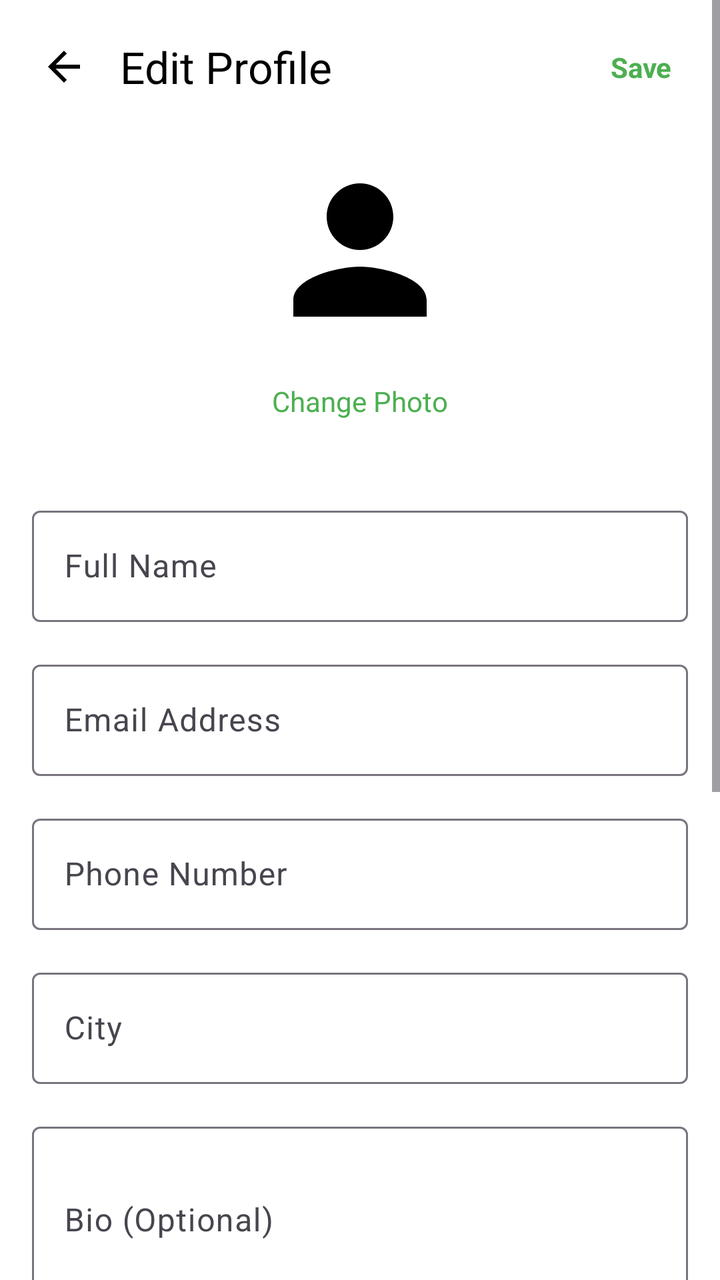
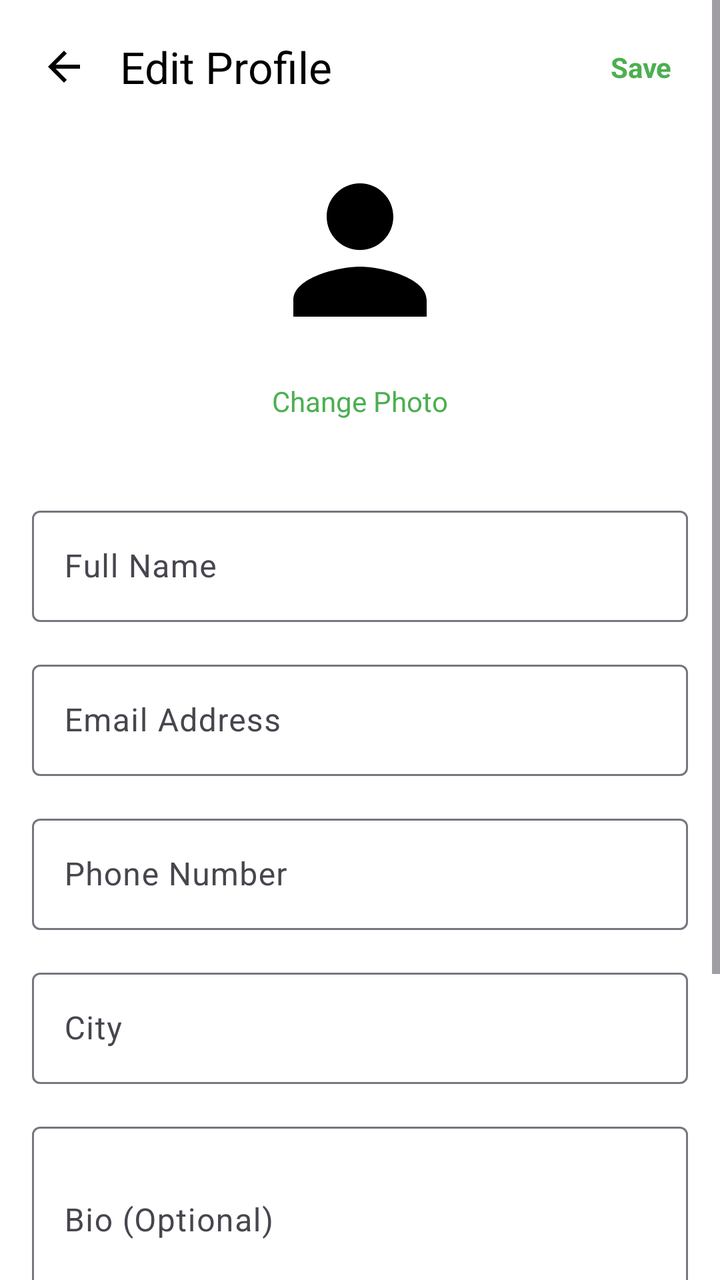

Before-and-after screenshots of an Android layout around one commit, followed by the original layout XML and the change that was made.
<!-- AndroidManifest.xml: application theme Theme.GiveEase -->
<!-- res/layout/fragment_edit_profile.xml -->
<?xml version="1.0" encoding="utf-8"?>
<ScrollView xmlns:android="http://schemas.android.com/apk/res/android"
    xmlns:app="http://schemas.android.com/apk/res-auto"
    android:layout_width="match_parent"
    android:layout_height="match_parent"
    android:background="@android:color/white">

    <LinearLayout
        android:layout_width="match_parent"
        android:layout_height="wrap_content"
        android:orientation="vertical"
        android:padding="16dp">

        <LinearLayout
            android:layout_width="match_parent"
            android:layout_height="wrap_content"
            android:orientation="horizontal"
            android:gravity="center_vertical"
            android:layout_marginBottom="24dp">

            <ImageView
                android:id="@+id/btnBack"
                android:layout_width="32dp"
                android:layout_height="32dp"
                android:src="@drawable/ic_back"
                android:contentDescription="Back"
                android:clickable="true"
                android:focusable="true"
                android:background="?attr/selectableItemBackgroundBorderless"
                android:padding="4dp" />

            <TextView
                android:layout_width="0dp"
                android:layout_height="wrap_content"
                android:layout_weight="1"
                android:layout_marginStart="12dp"
                android:text="Edit Profile"
                android:textAppearance="@style/TextAppearance.Material3.TitleLarge"
                android:textColor="@android:color/black" />

            <TextView
                android:id="@+id/btnSave"
                android:layout_width="wrap_content"
                android:layout_height="wrap_content"
                android:text="Save"
                android:textColor="@color/primary"
                android:textStyle="bold"
                android:clickable="true"
                android:focusable="true"
                android:background="?attr/selectableItemBackgroundBorderless"
                android:padding="8dp" />
        </LinearLayout>

        <LinearLayout
            android:layout_width="match_parent"
            android:layout_height="wrap_content"
            android:orientation="vertical"
            android:gravity="center"
            android:layout_marginBottom="32dp">

            <com.google.android.material.imageview.ShapeableImageView
                android:id="@+id/imgProfile"
                android:layout_width="100dp"
                android:layout_height="100dp"
                android:src="@drawable/sample_profile"
                android:scaleType="centerCrop"
                app:shapeAppearanceOverlay="@style/CircleImageView"
                android:clickable="true"
                android:focusable="true" />

            <TextView
                android:id="@+id/btnChangePhoto"
                android:layout_width="wrap_content"
                android:layout_height="wrap_content"
                android:text="Change Photo"
                android:textColor="@color/primary"
                android:layout_marginTop="8dp"
                android:clickable="true"
                android:focusable="true"
                android:background="?attr/selectableItemBackgroundBorderless"
                android:padding="8dp" />
        </LinearLayout>

        <com.google.android.material.textfield.TextInputLayout
            android:layout_width="match_parent"
            android:layout_height="wrap_content"
            android:layout_marginBottom="16dp"
            android:hint="Full Name"
            style="@style/Widget.Material3.TextInputLayout.OutlinedBox">

            <com.google.android.material.textfield.TextInputEditText
                android:id="@+id/etFullName"
                android:layout_width="match_parent"
                android:layout_height="wrap_content"
                android:inputType="textPersonName" />
        </com.google.android.material.textfield.TextInputLayout>

        <com.google.android.material.textfield.TextInputLayout
            android:layout_width="match_parent"
            android:layout_height="wrap_content"
            android:layout_marginBottom="16dp"
            android:hint="Email Address"
            style="@style/Widget.Material3.TextInputLayout.OutlinedBox">

            <com.google.android.material.textfield.TextInputEditText
                android:id="@+id/etEmail"
                android:layout_width="match_parent"
                android:layout_height="wrap_content"
                android:inputType="textEmailAddress"
                android:enabled="false"
                android:textColor="#757575" />
        </com.google.android.material.textfield.TextInputLayout>

        <com.google.android.material.textfield.TextInputLayout
            android:layout_width="match_parent"
            android:layout_height="wrap_content"
            android:layout_marginBottom="16dp"
            android:hint="Phone Number"
            style="@style/Widget.Material3.TextInputLayout.OutlinedBox">

            <com.google.android.material.textfield.TextInputEditText
                android:id="@+id/etPhone"
                android:layout_width="match_parent"
                android:layout_height="wrap_content"
                android:inputType="phone" />
        </com.google.android.material.textfield.TextInputLayout>

        <com.google.android.material.textfield.TextInputLayout
            android:layout_width="match_parent"
            android:layout_height="wrap_content"
            android:layout_marginBottom="16dp"
            android:hint="City"
            style="@style/Widget.Material3.TextInputLayout.OutlinedBox">

            <com.google.android.material.textfield.TextInputEditText
                android:id="@+id/etCity"
                android:layout_width="match_parent"
                android:layout_height="wrap_content"
                android:inputType="text" />
        </com.google.android.material.textfield.TextInputLayout>

        <com.google.android.material.textfield.TextInputLayout
            android:layout_width="match_parent"
            android:layout_height="wrap_content"
            android:layout_marginBottom="24dp"
            android:hint="Bio (Optional)"
            style="@style/Widget.Material3.TextInputLayout.OutlinedBox">

            <com.google.android.material.textfield.TextInputEditText
                android:id="@+id/etBio"
                android:layout_width="match_parent"
                android:layout_height="wrap_content"
                android:inputType="textMultiLine"
                android:lines="3"
                android:maxLines="5" />
        </com.google.android.material.textfield.TextInputLayout>

        <TextView
            android:layout_width="wrap_content"
            android:layout_height="wrap_content"
            android:text="Preferences"
            android:textSize="16sp"
            android:textStyle="bold"
            android:textColor="@android:color/black"
            android:layout_marginBottom="16dp" />

        <com.google.android.material.card.MaterialCardView
            android:layout_width="match_parent"
            android:layout_height="wrap_content"
            android:layout_marginBottom="16dp"
            app:cardElevation="0dp"
            app:strokeWidth="1dp"
            app:strokeColor="#E0E0E0"
            app:cardCornerRadius="12dp">

            <LinearLayout
                android:layout_width="match_parent"
                android:layout_height="wrap_content"
                android:orientation="vertical"
                android:padding="16dp">

                <LinearLayout
                    android:layout_width="match_parent"
                    android:layout_height="wrap_content"
                    android:orientation="horizontal"
                    android:gravity="center_vertical"
                    android:layout_marginBottom="12dp">

                    <TextView
                        android:layout_width="0dp"
                        android:layout_height="wrap_content"
                        android:layout_weight="1"
                        android:text="Email Notifications"
                        android:textColor="@android:color/black" />

                    <com.google.android.material.materialswitch.MaterialSwitch
                        android:id="@+id/switchEmailNotifications"
                        android:layout_width="wrap_content"
                        android:layout_height="wrap_content"
                        android:checked="true" />
                </LinearLayout>

                <LinearLayout
                    android:layout_width="match_parent"
                    android:layout_height="wrap_content"
                    android:orientation="horizontal"
                    android:gravity="center_vertical">

                    <TextView
                        android:layout_width="0dp"
                        android:layout_height="wrap_content"
                        android:layout_weight="1"
                        android:text="Push Notifications"
                        android:textColor="@android:color/black" />

                    <com.google.android.material.materialswitch.MaterialSwitch
                        android:id="@+id/switchPushNotifications"
                        android:layout_width="wrap_content"
                        android:layout_height="wrap_content"
                        android:checked="true" />
                </LinearLayout>
            </LinearLayout>
        </com.google.android.material.card.MaterialCardView>

        <Button
            android:id="@+id/btnSaveProfile"
            android:layout_width="match_parent"
            android:layout_height="56dp"
            android:text="Save Changes"
            android:layout_marginTop="16dp"
            android:layout_marginBottom="16dp"
            style="@style/Widget.Material3.Button" />

        <com.google.android.material.button.MaterialButton
            android:id="@+id/btnCancel"
            android:layout_width="match_parent"
            android:layout_height="56dp"
            android:text="Cancel"
            android:textColor="@color/primary"
            app:strokeColor="@color/primary"
            app:strokeWidth="1dp"
            android:backgroundTint="@android:color/transparent"
            style="@style/Widget.Material3.Button.OutlinedButton" />
    </LinearLayout>
</ScrollView>
<!-- resources referenced by this layout -->
<resources>
  <color name="primary">#4CAF50</color>
  <!-- drawable ic_back (drawable) -->
  <vector xmlns:android="http://schemas.android.com/apk/res/android"
      android:width="24dp"
      android:height="24dp"
      android:viewportWidth="24"
      android:viewportHeight="24">
      <path
          android:fillColor="#FF000000"
          android:pathData="M20,11H7.83l5.59,-5.59L12,4l-8,8 8,8 1.41,-1.41L7.83,13H20v-2z"/>
  </vector>
  <!-- drawable sample_profile (drawable) -->
  <vector xmlns:android="http://schemas.android.com/apk/res/android"
      android:width="24dp"
      android:height="24dp"
      android:viewportWidth="24"
      android:viewportHeight="24">
      <path
          android:fillColor="#FF000000"
          android:pathData="M12,12c2.21,0 4,-1.79 4,-4s-1.79,-4 -4,-4s-4,1.79 -4,4S9.79,12 12,12zM12,14c-2.67,0 -8,1.34 -8,4v2h16v-2C20,15.34 14.67,14 12,14z"/>
  </vector>
  <style name="CircleImageView" parent="">
          <item name="cornerFamily">rounded</item>
          <item name="cornerSize">50%</item>
      </style>
  <style name="Theme.GiveEase" parent="Theme.Material3.Light.NoActionBar">
          
          <item name="colorPrimary">@color/primary_blue</item>
          <item name="colorOnPrimary">@color/white</item>
          <item name="colorSecondary">@color/teal_200</item>
          <item name="colorOnSecondary">@color/black</item>
  
          
          <item name="android:windowBackground">@color/background</item>
          <item name="colorSurface">@color/surface</item>
          <item name="colorOnSurface">@color/onSurface</item>
          <item name="colorOnBackground">@color/onBackground</item>
  
          
          <item name="android:statusBarColor" tools:targetApi="l">?attr/colorPrimary</item>
  
      </style>
  <color name="primary_blue">#1976D2</color>
  <color name="white">#FFFFFFFF</color>
  <color name="teal_200">#FF03DAC5</color>
  <color name="black">#FF000000</color>
  <color name="background">#FAFAFA</color>
  <color name="surface">#FFFFFF</color>
  <color name="onSurface">#212121</color>
  <color name="onBackground">#212121</color>
</resources>

<!-- the commit's change to res/layout/fragment_edit_profile.xml (unified diff, before → after) -->
@@ -155,73 +155,6 @@
                 android:maxLines="5" />
         </com.google.android.material.textfield.TextInputLayout>
 
-        <TextView
-            android:layout_width="wrap_content"
-            android:layout_height="wrap_content"
-            android:text="Preferences"
-            android:textSize="16sp"
-            android:textStyle="bold"
-            android:textColor="@android:color/black"
-            android:layout_marginBottom="16dp" />
-
-        <com.google.android.material.card.MaterialCardView
-            android:layout_width="match_parent"
-            android:layout_height="wrap_content"
-            android:layout_marginBottom="16dp"
-            app:cardElevation="0dp"
-            app:strokeWidth="1dp"
-            app:strokeColor="#E0E0E0"
-            app:cardCornerRadius="12dp">
-
-            <LinearLayout
-                android:layout_width="match_parent"
-                android:layout_height="wrap_content"
-                android:orientation="vertical"
-                android:padding="16dp">
-
-                <LinearLayout
-                    android:layout_width="match_parent"
-                    android:layout_height="wrap_content"
-                    android:orientation="horizontal"
-                    android:gravity="center_vertical"
-                    android:layout_marginBottom="12dp">
-
-                    <TextView
-                        android:layout_width="0dp"
-                        android:layout_height="wrap_content"
-                        android:layout_weight="1"
-                        android:text="Email Notifications"
-                        android:textColor="@android:color/black" />
-
-                    <com.google.android.material.materialswitch.MaterialSwitch
-                        android:id="@+id/switchEmailNotifications"
-                        android:layout_width="wrap_content"
-                        android:layout_height="wrap_content"
-                        android:checked="true" />
-                </LinearLayout>
-
-                <LinearLayout
-                    android:layout_width="match_parent"
-                    android:layout_height="wrap_content"
-                    android:orientation="horizontal"
-                    android:gravity="center_vertical">
-
-                    <TextView
-                        android:layout_width="0dp"
-                        android:layout_height="wrap_content"
-                        android:layout_weight="1"
-                        android:text="Push Notifications"
-                        android:textColor="@android:color/black" />
-
-                    <com.google.android.material.materialswitch.MaterialSwitch
-                        android:id="@+id/switchPushNotifications"
-                        android:layout_width="wrap_content"
-                        android:layout_height="wrap_content"
-                        android:checked="true" />
-                </LinearLayout>
-            </LinearLayout>
-        </com.google.android.material.card.MaterialCardView>
-
         <Button
             android:id="@+id/btnSaveProfile"
             android:layout_width="match_parent"
